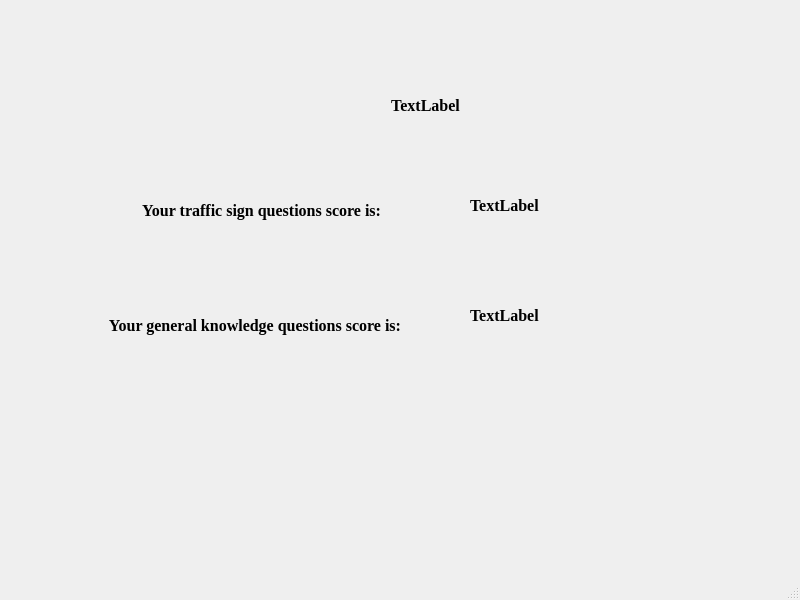
Before: the Qt Designer form testresult.ui in hnxals/DLH, drawn with Qt 5.
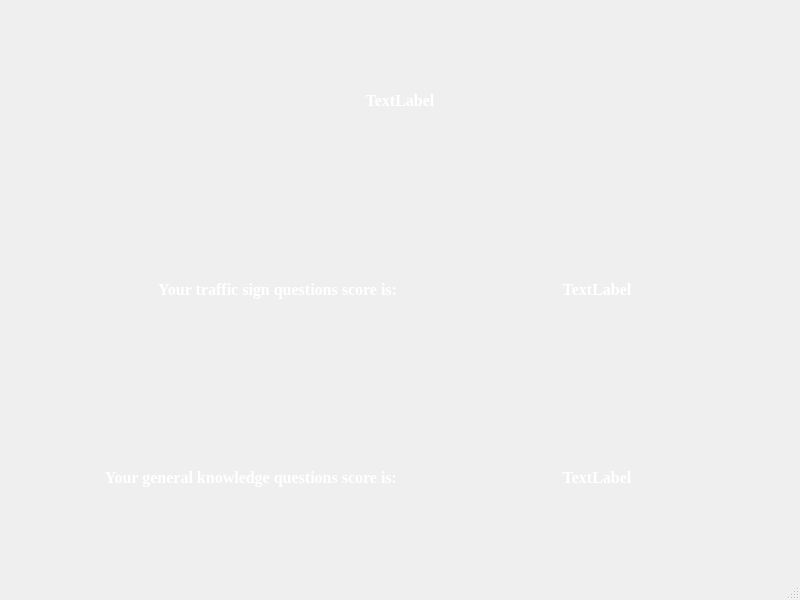
After: the same form once the commit is applied. Icons and pictures are not drawn.

Diff of the .ui file:
```diff
--- a/testresult.ui
+++ b/testresult.ui
@@ -13,16 +13,17 @@
   <property name="windowTitle">
    <string>MainWindow</string>
   </property>
+  <property name="styleSheet">
+   <string notr="true">QMainWindow{
+	background-image: url(:/new/pic/road.jpg)
+}</string>
+  </property>
   <widget class="QWidget" name="centralwidget">
+   <layout class="QGridLayout" name="gridLayout_2">
+    <item row="0" column="0">
+     <layout class="QGridLayout" name="gridLayout">
+      <item row="0" column="0" colspan="2">
    <widget class="QLabel" name="label_state">
-    <property name="geometry">
-     <rect>
-      <x>130</x>
-      <y>80</y>
-      <width>591</width>
-      <height>51</height>
-     </rect>
-    </property>
     <property name="font">
      <font>
       <family>Times New Roman</family>
@@ -34,6 +35,9 @@
     <property name="layoutDirection">
      <enum>Qt::LeftToRight</enum>
     </property>
+        <property name="styleSheet">
+         <string notr="true">color: white;</string>
+        </property>
     <property name="text">
      <string>TextLabel</string>
     </property>
@@ -41,15 +45,9 @@
      <set>Qt::AlignCenter</set>
     </property>
    </widget>
+      </item>
+      <item row="1" column="0">
    <widget class="QLabel" name="label_2">
-    <property name="geometry">
-     <rect>
-      <x>140</x>
-      <y>180</y>
-      <width>241</width>
-      <height>61</height>
-     </rect>
-    </property>
     <property name="font">
      <font>
       <family>Times New Roman</family>
@@ -58,6 +56,9 @@
       <bold>true</bold>
      </font>
     </property>
+        <property name="styleSheet">
+         <string notr="true">color: white;</string>
+        </property>
     <property name="text">
      <string>Your traffic sign questions score is:</string>
     </property>
@@ -65,15 +66,30 @@
      <set>Qt::AlignRight|Qt::AlignTrailing|Qt::AlignVCenter</set>
     </property>
    </widget>
+      </item>
+      <item row="1" column="1">
+       <widget class="QLabel" name="label_score1">
+        <property name="font">
+         <font>
+          <family>Times New Roman</family>
+          <pointsize>12</pointsize>
+          <weight>75</weight>
+          <bold>true</bold>
+         </font>
+        </property>
+        <property name="styleSheet">
+         <string notr="true">color: white;</string>
+        </property>
+        <property name="text">
+         <string>TextLabel</string>
+        </property>
+        <property name="alignment">
+         <set>Qt::AlignCenter</set>
+        </property>
+       </widget>
+      </item>
+      <item row="2" column="0">
    <widget class="QLabel" name="label_3">
-    <property name="geometry">
-     <rect>
-      <x>90</x>
-      <y>290</y>
-      <width>311</width>
-      <height>71</height>
-     </rect>
-    </property>
     <property name="font">
      <font>
       <family>Times New Roman</family>
@@ -82,6 +98,9 @@
       <bold>true</bold>
      </font>
     </property>
+        <property name="styleSheet">
+         <string notr="true">color: white;</string>
+        </property>
     <property name="text">
      <string>Your general knowledge questions score is:</string>
     </property>
@@ -89,36 +108,9 @@
      <set>Qt::AlignRight|Qt::AlignTrailing|Qt::AlignVCenter</set>
     </property>
    </widget>
-   <widget class="QLabel" name="label_score1">
-    <property name="geometry">
-     <rect>
-      <x>470</x>
-      <y>170</y>
-      <width>151</width>
-      <height>71</height>
-     </rect>
-    </property>
-    <property name="font">
-     <font>
-      <family>Times New Roman</family>
-      <pointsize>12</pointsize>
-      <weight>75</weight>
-      <bold>true</bold>
-     </font>
-    </property>
-    <property name="text">
-     <string>TextLabel</string>
-    </property>
-   </widget>
+      </item>
+      <item row="2" column="1">
    <widget class="QLabel" name="label_score2">
-    <property name="geometry">
-     <rect>
-      <x>470</x>
-      <y>280</y>
-      <width>151</width>
-      <height>71</height>
-     </rect>
-    </property>
     <property name="font">
      <font>
       <family>Times New Roman</family>
@@ -127,10 +119,20 @@
       <bold>true</bold>
      </font>
     </property>
+        <property name="styleSheet">
+         <string notr="true">color: white;</string>
+        </property>
     <property name="text">
      <string>TextLabel</string>
     </property>
-   </widget>
+        <property name="alignment">
+         <set>Qt::AlignCenter</set>
+        </property>
+       </widget>
+      </item>
+     </layout>
+    </item>
+   </layout>
   </widget>
   <widget class="QMenuBar" name="menubar">
    <property name="geometry">
```
Left out of the diff: 2 changed lines with no effect on the pictures. Lines whose indentation alone changed are shown as unchanged.
